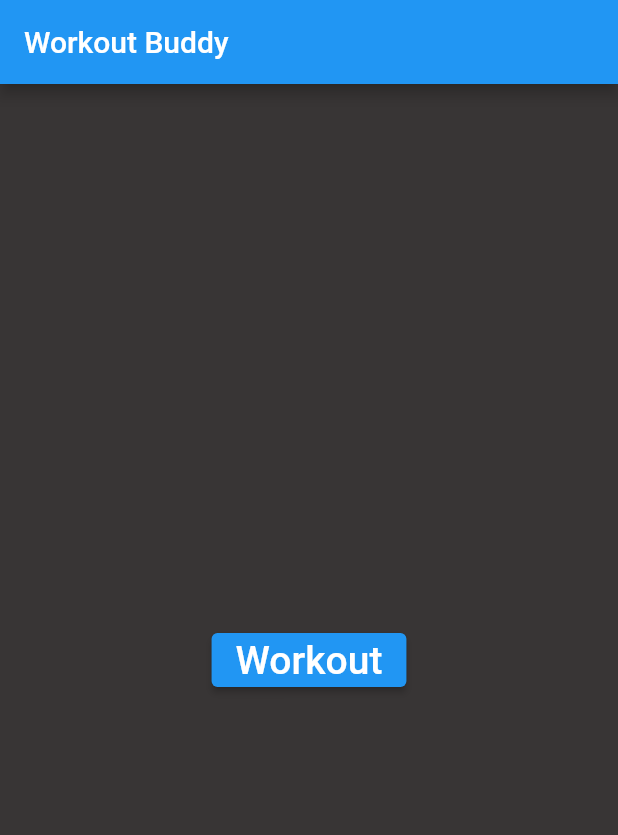
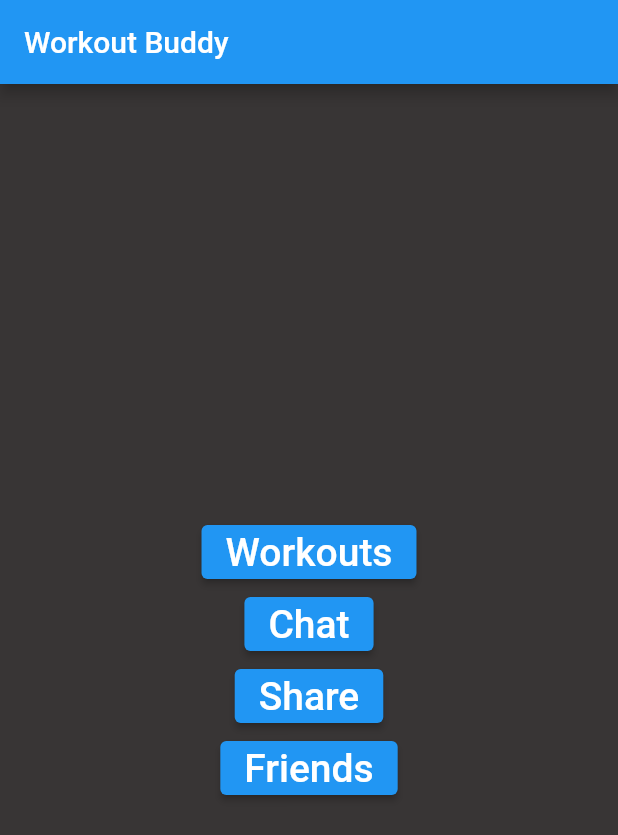
Before and after one commit to JohnAnthony98/Workout-Buddy, a Flutter app: the screen it shows after launch, on a phone screen of 412 x 824 dp. Shown: the top 835 px of the screen. Run offline on Flutter 3.47's test engine with Material 2 defaults, Android fonts, the phone set to English and light mode, and no system bars.

Commit message:
Added buttons on home page for future screens

```diff
--- a/workout_buddy_app/lib/screens/home.dart
+++ b/workout_buddy_app/lib/screens/home.dart
@@ -24,7 +24,29 @@ class _MyHomePageState extends State<MyHomePage> {
               onPressed: () {
                 Navigator.pushNamed(context, "/workout_main");
               },
-              child: const Text("Workout", style: TextStyle(fontSize: 26)),
+              child: const Text("Workouts",
+                  style: TextStyle(fontSize: 26, color: Colors.white)),
+            ),
+            ElevatedButton(
+              onPressed: () {
+                Navigator.pushNamed(context, "/home");
+              },
+              child: const Text("Chat",
+                  style: TextStyle(fontSize: 26, color: Colors.white)),
+            ),
+            ElevatedButton(
+              onPressed: () {
+                Navigator.pushNamed(context, "/home");
+              },
+              child: const Text("Share",
+                  style: TextStyle(fontSize: 26, color: Colors.white)),
+            ),
+            ElevatedButton(
+              onPressed: () {
+                Navigator.pushNamed(context, "/home");
+              },
+              child: const Text("Friends",
+                  style: TextStyle(fontSize: 26, color: Colors.white)),
             ),
           ],
         ),
```
